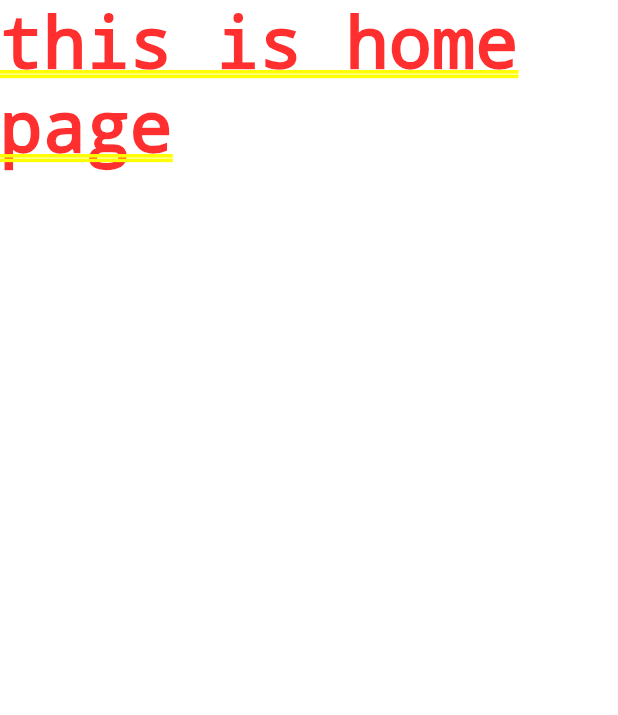
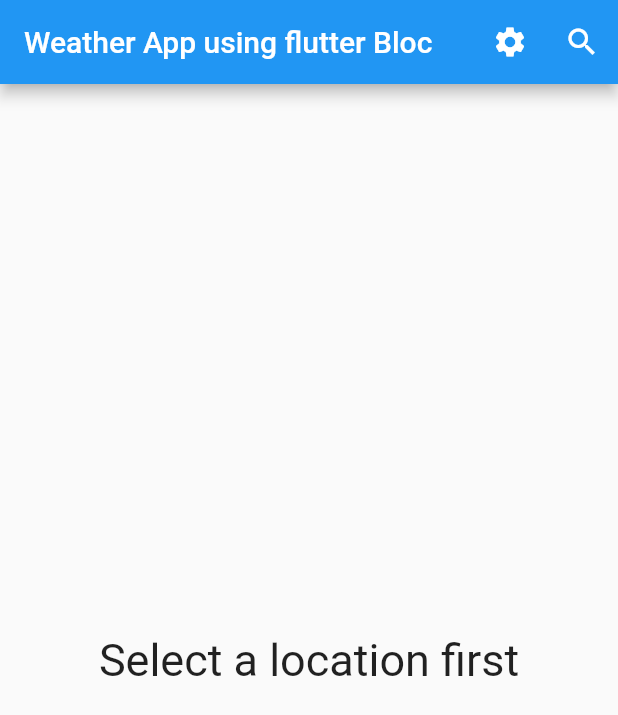
Before and after one commit to manish31517/Weather_App, a Flutter app: the screen it shows after launch, on a phone screen of 412 x 824 dp. Shown: the top 715 px of the screen. Run offline on Flutter 3.47's test engine with Material 2 defaults, Android fonts, the phone set to English and light mode, and no system bars; our stand-ins replace equatable, flutter_bloc, weather_icons.

Commit message:
complete weather app

```diff
--- /dev/null
+++ b/lib/bloc/weather_bloc_observer.dart
@@ -0,0 +1,21 @@
+import 'package:flutter_bloc/flutter_bloc.dart';
+
+class WeatherBlocObserver extends BlocObserver{
+  @override
+  void onEvent(Bloc bloc ,Object event){
+    super.onEvent(bloc, event);
+    print('onEvent $event');
+  }
+  @override
+  void onTransition(Bloc bloc, Transition transition) {
+    // TODO: implement onTransition
+    super.onTransition(bloc, transition);
+    print('ontransition $transition');
+  }
+  @override
+  void onError(Cubit cubit, Object error, StackTrace stackTrace) {
+    // TODO: implement onError
+    super.onError(cubit, error, stackTrace);
+   print("onError $error");
+  }
+}
--- /dev/null
+++ b/lib/bloc/weatherbloc.dart
@@ -0,0 +1,33 @@
+import 'package:flutter/cupertino.dart';
+import 'package:flutter_bloc/flutter_bloc.dart';
+import 'package:weatherapp/events/weather_event.dart';
+import 'package:weatherapp/model/weather.dart';
+import 'package:weatherapp/repository/weather_repository.dart';
+import 'package:weatherapp/states/weather_state.dart';
+
+class WeatherBloc extends Bloc<WeatherEvent, WeatherState>{
+  final WeatherRepository weatherRepository;
+  WeatherBloc({@required this.weatherRepository}):
+      assert(weatherRepository != null),
+      super(WeatherStateInitial());
+  @override
+  Stream<WeatherState> mapEventToState(WeatherEvent weatherEvent) async*{
+    if(weatherEvent is WeatherEventRequested){
+      yield WeatherStateLoading();
+      try{
+       final Weather weather =await weatherRepository.getWeatherFromCity(weatherEvent.city);
+       yield WeatherStateSuccess(weather: weather);
+      }catch(exception ){
+        yield WeatherStateFailure();
+      }
+    }
+    else if(weatherEvent is WeatherEventRefresh){
+      try{
+        final Weather weather =await weatherRepository.getWeatherFromCity(weatherEvent.city);
+        yield WeatherStateSuccess(weather: weather);
+      }catch(exception ){
+        yield WeatherStateFailure();
+      }
+    }
+  }
+}
--- /dev/null
+++ b/lib/events/themevenet.dart
@@ -0,0 +1,17 @@
+import 'package:equatable/equatable.dart';
+import 'package:flutter/cupertino.dart';
+import 'package:weatherapp/events/weather_event.dart';
+import 'package:weatherapp/model/weather.dart';
+
+abstract class ThemeEvent extends Equatable{
+  const ThemeEvent();
+}
+class ThemeEventWeatherChanged extends ThemeEvent{
+  final WeatherCondition weatherCondition;
+  const ThemeEventWeatherChanged({@required this.weatherCondition}):
+      assert(weatherCondition!= null);
+  @override
+
+  List<Object> get props => [weatherCondition];
+
+}
--- /dev/null
+++ b/lib/events/weather_event.dart
@@ -0,0 +1,21 @@
+
+import 'package:equatable/equatable.dart';
+import 'package:flutter/cupertino.dart';
+
+abstract class WeatherEvent extends Equatable{
+  const WeatherEvent();
+}
+class WeatherEventRequested extends WeatherEvent{
+  final String city;
+  const WeatherEventRequested({@required this.city}):
+      assert(city != null);
+  @override
+  List<Object> get props => [city];
+}
+class WeatherEventRefresh extends WeatherEvent {
+  final String city;
+  const WeatherEventRefresh({@required this.city})
+      : assert(city != null);
+  @override
+  List<Object> get props => [city];
+}
--- a/lib/main.dart
+++ b/lib/main.dart
@@ -1,17 +1,52 @@
 import 'package:flutter/material.dart';
+import 'package:flutter_bloc/flutter_bloc.dart';
+import 'package:weatherapp/bloc/setting_bloc.dart';
+import 'package:weatherapp/bloc/themerbloc.dart';
+import 'package:weatherapp/bloc/weather_bloc_observer.dart';
+import 'package:weatherapp/repository/weather_repository.dart';
+import 'package:http/http.dart' as http;
+import 'package:flutter/cupertino.dart';
+import 'package:flutter/material.dart';
+import 'package:flutter_bloc/flutter_bloc.dart';
+import 'package:weatherapp/screen/weatherscreen.dart';
 
+import 'bloc/weatherbloc.dart';
 void main() {
-  runApp(MyApp());
+  Bloc.observer = WeatherBlocObserver();
+  final WeatherRepository weatherRepository = WeatherRepository(httpClient: http.Client());
+   runApp(MultiBlocProvider(
+     providers: [
+       BlocProvider<ThemeBloc> (create:(context)=> ThemeBloc()),
+       BlocProvider<SettingBloc>(create: (context) => SettingBloc())
+     ],
+     child: MyApp(weatherRepository: weatherRepository,),
+   )//MultiBlocProvider
+   );
+
 }
 
 class MyApp extends StatelessWidget {
   // This widget is the root of your application.
+  final WeatherRepository weatherRepository;
+  MyApp({Key key, @required this.weatherRepository}):
+      assert(weatherRepository != null), super(key:key);
   @override
   Widget build(BuildContext context) {
     return MaterialApp(
       title: 'Flutter Demo',
 
-      home: Text('this is home page'),
+      home: BlocProvider(
+        create: (context) => WeatherBloc(
+          weatherRepository:weatherRepository
+        ),
+        child: WeatherScreen(),
+      ),
     );
   }
 }
+// Now weather Api
+// https://www.metaweather.com
+// SEarch by city
+//https://www.metaweather.com//api/location/search/?query=india
+// by location's id
+// https://www.metaweather.com/api/location/2379574
--- /dev/null
+++ b/lib/model/weather.dart
@@ -0,0 +1,99 @@
+/*
+ "consolidated_weather":
+[{"id":4884843876843520,
+"weather_state_name":"Heavy Cloud",
+"weather_state_abbr":"hc","wind_direction_compass":"WSW",
+"created":"2020-10-16T12:24:21.089289Z",
+"applicable_date":"2020-10-16",
+"min_temp":2.4699999999999998,
+"max_temp":12.175,
+"the_temp":11.585,
+"wind_speed":9.323475043039316,
+"wind_direction":245.50114364339595,
+"air_pressure":1021.0,
+"humidity":42,
+"visibility":13.558008729022509,
+"predictability":71}]
+ */
+import 'package:equatable/equatable.dart';
+import 'package:flutter/cupertino.dart';
+enum WeatherCondition{
+  snow,
+  sleet,
+  hail,
+  thunderstorm,
+  heavyRain,
+  lightRain,
+  showers,
+  heavyCloud,
+  lightCloud,
+  clear,
+  unknown
+}
+class Weather extends Equatable{
+ final WeatherCondition weatherConditions;
+ final String formattedCondition;
+ final double minTemp;
+ final double temp;
+ final double maxTemp;
+ final int locationId;
+ final String created;
+ final DateTime lastUpdated;
+ final String location;
+ const Weather({
+   this.weatherConditions,
+   this.formattedCondition,
+   this.minTemp,
+   this.temp,
+   this.maxTemp,
+   this.locationId,
+   this.created,
+   this.lastUpdated,
+   this.location
+});
+ @override
+  List<Object> get props=> [
+    weatherConditions,
+   formattedCondition,
+   minTemp,
+   temp,
+   maxTemp,
+   locationId,
+   created,
+   lastUpdated,
+   location
+ ];
+ // convert from Json to weather object
+
+factory Weather.fromJSon(dynamic jsonObject)
+{
+  final consolidatedWeather = jsonObject['consolidated_weather'][0];
+  return Weather(
+    weatherConditions: _mapStringToWeathercondition(consolidatedWeather['weather_state_abbr'])?? '',
+    formattedCondition: consolidatedWeather[''],
+    minTemp: consolidatedWeather['min_temp'] as double,
+    temp: consolidatedWeather['the_temp'] as double,
+    maxTemp: consolidatedWeather['max_temp'] as double,
+    locationId: jsonObject['world'] as int,
+    created: consolidatedWeather['created'],
+    lastUpdated: DateTime.now(),
+    location: jsonObject['title']
+
+  );
+}
+static WeatherCondition _mapStringToWeathercondition(String inputString){
+  Map<String,WeatherCondition> map ={
+    'sn': WeatherCondition.snow,
+    'sl' : WeatherCondition.sleet,
+    'h' : WeatherCondition.hail,
+    't' : WeatherCondition.thunderstorm,
+    'hr' : WeatherCondition.heavyRain,
+    'lr' : WeatherCondition.lightRain,
+    's' : WeatherCondition.showers,
+    'hc' : WeatherCondition.heavyCloud,
+    'lc': WeatherCondition.lightCloud,
+     'c': WeatherCondition.clear
+  };
+  return map[inputString] ?? WeatherCondition.unknown;
+}
+}
--- /dev/null
+++ b/lib/repository/weather_repository.dart
@@ -0,0 +1,47 @@
+// Now weather Api
+// https://www.metaweather.com
+// SEarch by city
+//https://www.metaweather.com//api/location/search/?query=india
+// by location's id
+// https://www.metaweather.com/api/location/2379574
+import 'dart:convert';
+
+import 'package:flutter/cupertino.dart';
+import 'package:http/http.dart' as http;
+import 'package:weatherapp/model/weather.dart';
+const baseUrl = 'https://www.metaweather.com';
+final locationUrl= (city) => '${baseUrl}/api/location/search/?query=${city}';
+final weatherUrl = (locationId) => '${baseUrl}/api/location/${locationId}';
+class WeatherRepository {
+  final http.Client httpClient;
+  WeatherRepository({this.httpClient}):
+      assert(httpClient != null);
+  Future<int> getLocationIdFromCity(String city) async{
+    final response = await this.httpClient.get(locationUrl(city));
+    if(response.statusCode==200)
+      {
+        final cities = jsonDecode(response.body) as List;
+        return (cities.first)['world'] ?? Map();
+      }
+    else
+      {
+        throw Exception('Error getting location id of ${city} ');
+      }
+  }
+
+  Future<Weather> fetchWeather(int locationId) async{
+    final response = await this.httpClient.get(weatherUrl(locationId));
+    if(response.statusCode != 200)
+      {
+        throw Exception('Error getting weather from locationId : ${locationId}');
+      }
+    final weatherJson = jsonDecode(response.body);
+    return Weather.fromJSon(weatherJson);
+  }
+
+  Future<Weather> getWeatherFromCity(String city) async{
+    final int locationId = await getLocationIdFromCity(city);
+    return fetchWeather(locationId);
+  }
+
+}
--- /dev/null
+++ b/lib/screen/weatherscreen.dart
@@ -0,0 +1,138 @@
+import 'dart:async';
+import 'package:flutter/cupertino.dart';
+import 'package:flutter/cupertino.dart';
+import 'package:flutter/material.dart';
+import 'package:flutter_bloc/flutter_bloc.dart';
+import 'package:weatherapp/bloc/themerbloc.dart';
+import 'package:weatherapp/bloc/weatherbloc.dart';
+import 'package:weatherapp/events/themevenet.dart';
+import 'package:weatherapp/events/weather_event.dart';
+import 'package:weatherapp/screen/city_search_screen.dart';
+import 'package:weatherapp/screen/settingScreen.dart';
+import 'package:weatherapp/screen/temprature_widget.dart';
+import 'package:weatherapp/states/themeState.dart';
+import 'package:weatherapp/states/weather_state.dart';
+class WeatherScreen extends StatefulWidget{
+  @override
+  State<StatefulWidget> createState() =>_WeatherScreenState();
+}
+class _WeatherScreenState extends State<WeatherScreen>{
+  Completer<void> _completer;
+  @override
+  void initState(){
+    super.initState();
+    _completer =Completer();
+  }
+  @override
+  Widget build(BuildContext context) {
+    // TODO: implement build
+    return Scaffold(
+      appBar: AppBar(
+        title: Text('Weather App using flutter Bloc'),
+        actions: <Widget>[
+          IconButton(icon:Icon(Icons.settings) ,
+              onPressed:(){
+            Navigator.push(context,
+                MaterialPageRoute(
+                    builder: (context) => SettingScreen()));
+            //navigate to SettingScreen
+          }),
+          IconButton(icon: Icon(Icons.search), onPressed: () async{
+            //navigate to citySearhcScreen
+            final typedCity= await Navigator.push(context,
+                MaterialPageRoute(
+                    builder: (context) => CitySearchScreen()));
+           if(typedCity != null){
+             BlocProvider.of<WeatherBloc>(context).add(
+               WeatherEventRequested(city: typedCity)
+             );
+           }
+          })
+        ],
+      ),
+      body: Center(
+        child: BlocConsumer<WeatherBloc,WeatherState> (
+          listener: (context,weatherState){
+                if(weatherState is WeatherStateSuccess){
+                  BlocProvider.of<ThemeBloc>(context).add(
+                    ThemeEventWeatherChanged(weatherCondition: weatherState.weather.weatherConditions)
+                  );
+                  _completer ?.complete();
+                  _completer = Completer();
+
+                }
+          },
+          builder: (context,weatherState){
+            if(weatherState is WeatherStateLoading)
+              {
+                return Center(child: CircularProgressIndicator());
+              }
+            if(weatherState is WeatherStateSuccess)
+              {
+                final weather = weatherState.weather;
+                return BlocBuilder<ThemeBloc,ThemeState>(
+                  builder:(context,themeState){
+              return RefreshIndicator(
+              onRefresh: (){
+              BlocProvider.of<WeatherBloc>(context).add(
+                  WeatherEventRefresh(city:weather.location)
+              );
+              // return a "Completer object"
+                _completer.future;
+              },
+                child: Container(
+                  color:themeState.backgroundColor,
+                  child: ListView(
+                    children: <Widget>[
+                      Column(
+                        children: <Widget>[
+                          Text(
+                            weather.location,
+                            style: TextStyle(
+                              fontSize: 20,
+                              fontWeight: FontWeight.bold,
+                              color:themeState.textColor
+                            ),
+                          ),
+                          Padding(padding: EdgeInsets.symmetric(vertical: 2)),
+                          Center(
+                            child: Text(
+                              'Updated : ${TimeOfDay.fromDateTime(weather.lastUpdated).format(context)}',
+                              style: TextStyle(
+                                fontSize: 16,
+                                color: themeState.textColor
+                              ),
+                            ),
+                          ),
+                      // show more here , put together inside a widget
+                      TempratureWidget(weather: weather )
+                        ],
+                      )
+                    ],
+                  ),
+                ),
+              );
+              }
+                    );
+            }
+            if(weatherState is WeatherStateFailure)
+              {
+                return Text('Something Went Wrong',
+                style: TextStyle(color:Colors.redAccent,
+                fontSize: 16
+                ),
+                );
+              }
+           return Center(
+             child: Text(
+               'Select a location first',
+               style: TextStyle(fontSize: 30),
+             ),
+           );
+          }
+
+          )
+      ),
+    );
+  }
+}
--- /dev/null
+++ b/lib/states/themeState.dart
@@ -0,0 +1,16 @@
+import 'package:equatable/equatable.dart';
+import 'package:flutter/cupertino.dart';
+
+class ThemeState extends Equatable{
+  final Color backgroundColor;
+  final Color textColor;
+  const ThemeState({
+    @required this.backgroundColor,
+    @required this.textColor
+}):
+  assert(backgroundColor != null),
+  assert(textColor != null);
+
+  @override
+  List<Object> get props => [backgroundColor,textColor];
+}
--- /dev/null
+++ b/lib/states/weather_state.dart
@@ -0,0 +1,23 @@
+import 'package:equatable/equatable.dart';
+import 'package:flutter/cupertino.dart';
+import 'package:weatherapp/model/weather.dart';
+
+abstract class WeatherState extends Equatable{
+  const WeatherState();
+  @override
+   List<Object> get props => [];
+
+}
+class WeatherStateInitial extends WeatherState{}
+class WeatherStateLoading extends WeatherState{}
+class WeatherStateSuccess extends WeatherState{
+  final Weather weather;
+  const WeatherStateSuccess({@required this.weather}):
+      assert( weather != null);
+  @override
+  List<Object> get props => [weather];
+
+}
+class WeatherStateFailure extends WeatherState{
+
+}
--- a/pubspec.yaml
+++ b/pubspec.yaml
@@ -27,7 +27,11 @@ dependencies:
 
   # The following adds the Cupertino Icons font to your application.
   # Use with the CupertinoIcons class for iOS style icons.
-  cupertino_icons: ^1.0.0
+  cupertino_icons: ^0.1.3
+  flutter_bloc: ^6.0.1
+  http: ^0.12.0
+  equatable: ^1.0.0
+  weather_icons: ^2.0.1
 
 dev_dependencies:
   flutter_test:
```
Also changed, not shown: lib/bloc/setting_bloc.dart (added, +15 -0 lines), lib/bloc/themerbloc.dart (added, +37 -0 lines), lib/events/settingEvent.dart (added, +10 -0 lines), lib/screen/city_search_screen.dart (added, +44 -0 lines), lib/screen/settingScreen.dart (added, +35 -0 lines), lib/screen/temprature_widget.dart (added, +104 -0 lines), lib/states/settingState.dart (added, +13 -0 lines), pubspec.lock.
